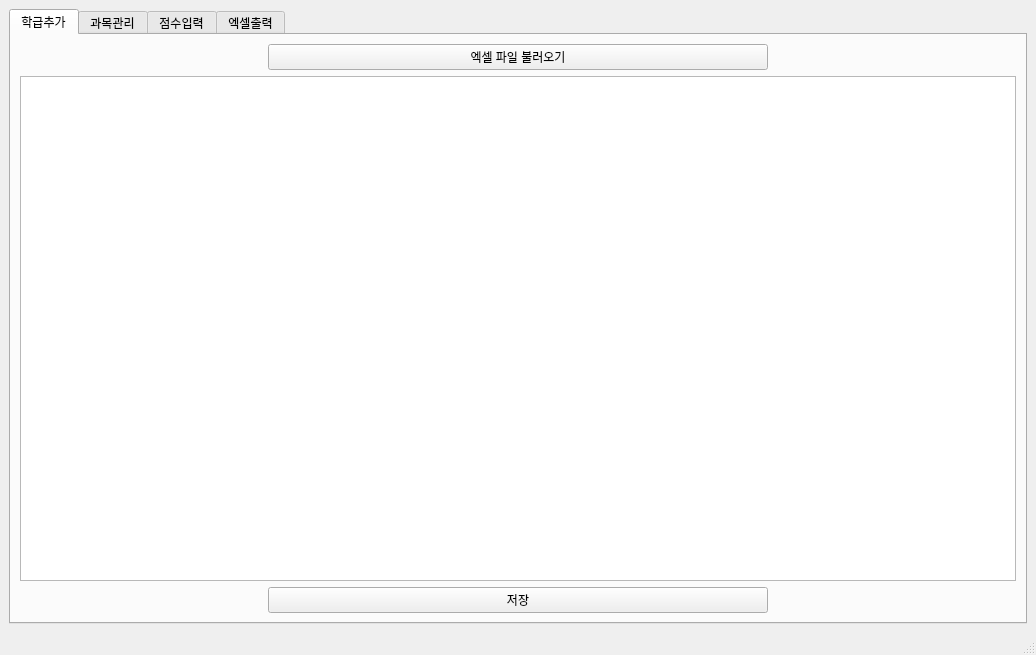
chlwodud77/student-assesment-manager, file manager.ui: the form before one commit.
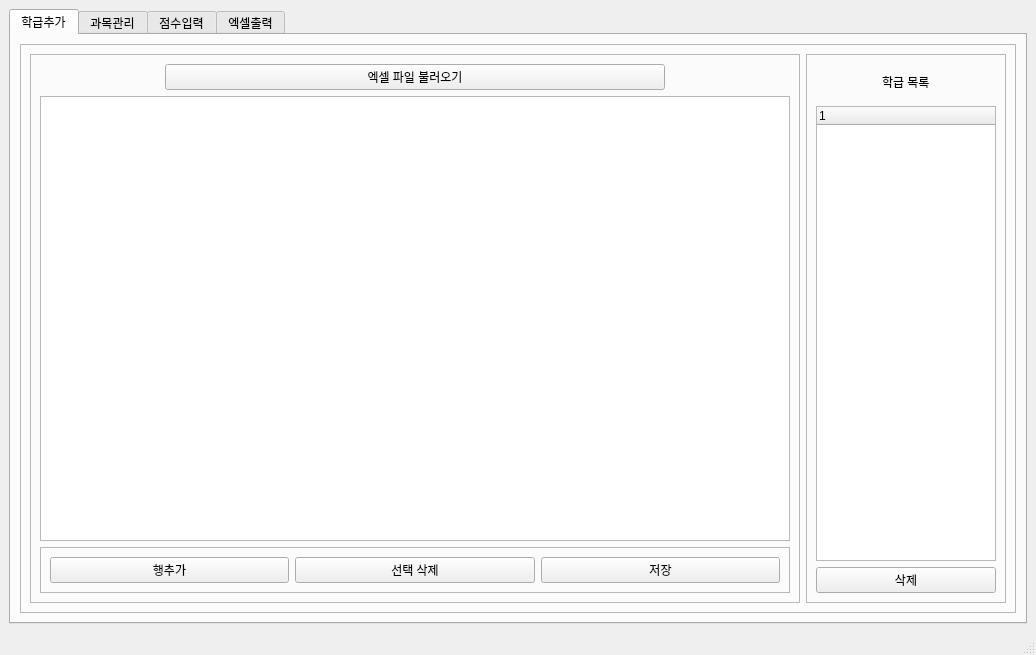
The form after the commit. The open tabs and pages were chosen to show the change.

Commit message:
Class Manage Tab
- Add class delete function
- Add class student modify function

The edit to the form file:
```diff
--- a/manager.ui
+++ b/manager.ui
@@ -25,45 +25,160 @@
         <string>학급추가</string>
        </attribute>
        <layout class="QVBoxLayout" name="verticalLayout_2">
-        <item alignment="Qt::AlignHCenter">
-         <widget class="QPushButton" name="fileUpdBtn">
-          <property name="minimumSize">
-           <size>
-            <width>500</width>
-            <height>0</height>
-           </size>
-          </property>
-          <property name="maximumSize">
-           <size>
-            <width>500</width>
-            <height>16777215</height>
-           </size>
-          </property>
-          <property name="cursor">
-           <cursorShape>PointingHandCursor</cursorShape>
-          </property>
-          <property name="text">
-           <string>엑셀 파일 불러오기</string>
-          </property>
-         </widget>
-        </item>
         <item>
-         <widget class="QTableWidget" name="stdListWidget"/>
-        </item>
-        <item alignment="Qt::AlignHCenter">
-         <widget class="QPushButton" name="clsSaveBtn">
-          <property name="minimumSize">
-           <size>
-            <width>500</width>
-            <height>0</height>
-           </size>
+         <widget class="QFrame" name="frame_21">
+          <property name="frameShape">
+           <enum>QFrame::StyledPanel</enum>
           </property>
-          <property name="cursor">
-           <cursorShape>PointingHandCursor</cursorShape>
+          <property name="frameShadow">
+           <enum>QFrame::Raised</enum>
           </property>
-          <property name="text">
-           <string>저장</string>
-          </property>
+          <layout class="QHBoxLayout" name="horizontalLayout_16">
+           <item>
+            <widget class="QFrame" name="frame_25">
+             <property name="frameShape">
+              <enum>QFrame::StyledPanel</enum>
+             </property>
+             <property name="frameShadow">
+              <enum>QFrame::Raised</enum>
+             </property>
+             <layout class="QVBoxLayout" name="verticalLayout_17">
+              <item alignment="Qt::AlignHCenter">
+               <widget class="QPushButton" name="fileUpdBtn">
+                <property name="minimumSize">
+                 <size>
+                  <width>500</width>
+                  <height>0</height>
+                 </size>
+                </property>
+                <property name="maximumSize">
+                 <size>
+                  <width>500</width>
+                  <height>16777215</height>
+                 </size>
+                </property>
+                <property name="cursor">
+                 <cursorShape>PointingHandCursor</cursorShape>
+                </property>
+                <property name="text">
+                 <string>엑셀 파일 불러오기</string>
+                </property>
+               </widget>
+              </item>
+              <item>
+               <widget class="QTableWidget" name="stdListWidget"/>
+              </item>
+              <item>
+               <widget class="QFrame" name="frame_27">
+                <property name="frameShape">
+                 <enum>QFrame::StyledPanel</enum>
+                </property>
+                <property name="frameShadow">
+                 <enum>QFrame::Raised</enum>
+                </property>
+                <layout class="QHBoxLayout" name="horizontalLayout_20">
+                 <item>
+                  <widget class="QPushButton" name="clsRowAddBtn">
+                   <property name="cursor">
+                    <cursorShape>PointingHandCursor</cursorShape>
+                   </property>
+                   <property name="text">
+                    <string>행추가</string>
+                   </property>
+                  </widget>
+                 </item>
+                 <item>
+                  <widget class="QPushButton" name="clsRowDelBtn">
+                   <property name="cursor">
+                    <cursorShape>PointingHandCursor</cursorShape>
+                   </property>
+                   <property name="text">
+                    <string>선택 삭제</string>
+                   </property>
+                  </widget>
+                 </item>
+                 <item>
+                  <widget class="QPushButton" name="clsSaveBtn">
+                   <property name="minimumSize">
+                    <size>
+                     <width>0</width>
+                     <height>0</height>
+                    </size>
+                   </property>
+                   <property name="cursor">
+                    <cursorShape>PointingHandCursor</cursorShape>
+                   </property>
+                   <property name="text">
+                    <string>저장</string>
+                   </property>
+                  </widget>
+                 </item>
+                </layout>
+               </widget>
+              </item>
+             </layout>
+            </widget>
+           </item>
+           <item>
+            <widget class="QFrame" name="frame_26">
+             <property name="maximumSize">
+              <size>
+               <width>200</width>
+               <height>16777215</height>
+              </size>
+             </property>
+             <property name="frameShape">
+              <enum>QFrame::StyledPanel</enum>
+             </property>
+             <property name="frameShadow">
+              <enum>QFrame::Raised</enum>
+             </property>
+             <layout class="QVBoxLayout" name="verticalLayout_22">
+              <item alignment="Qt::AlignHCenter">
+               <widget class="QLabel" name="label_13">
+                <property name="text">
+                 <string>학급 목록</string>
+                </property>
+               </widget>
+              </item>
+              <item>
+               <widget class="QTreeWidget" name="stdClassTreeWidget">
+                <property name="minimumSize">
+                 <size>
+                  <width>0</width>
+                  <height>0</height>
+                 </size>
+                </property>
+                <property name="maximumSize">
+                 <size>
+                  <width>200</width>
+                  <height>455</height>
+                 </size>
+                </property>
+                <property name="layoutDirection">
+                 <enum>Qt::LeftToRight</enum>
+                </property>
+                <column>
+                 <property name="text">
+                  <string notr="true">1</string>
+                 </property>
+                </column>
+               </widget>
+              </item>
+              <item>
+               <widget class="QPushButton" name="stdClassDelBtn">
+                <property name="cursor">
+                 <cursorShape>PointingHandCursor</cursorShape>
+                </property>
+                <property name="text">
+                 <string>삭제</string>
+                </property>
+               </widget>
+              </item>
+             </layout>
+            </widget>
+           </item>
+          </layout>
          </widget>
         </item>
        </layout>
```
Left out of the diff: 232 changed lines with no effect on the pictures. The commit also changes 12 other files.
